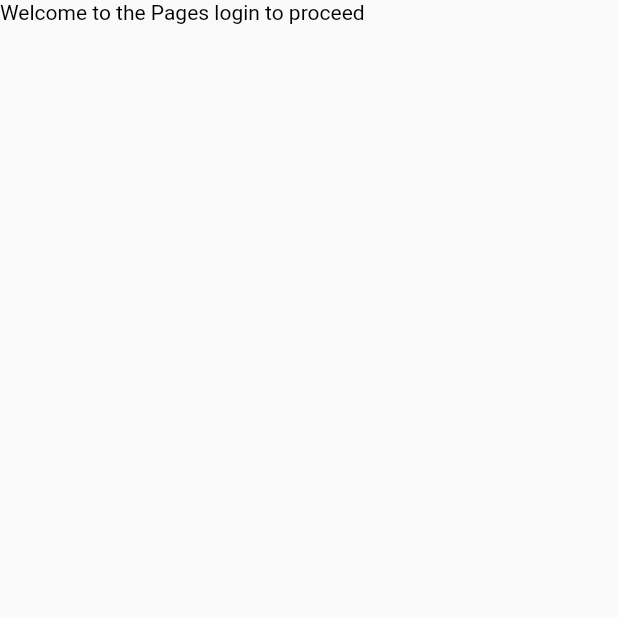
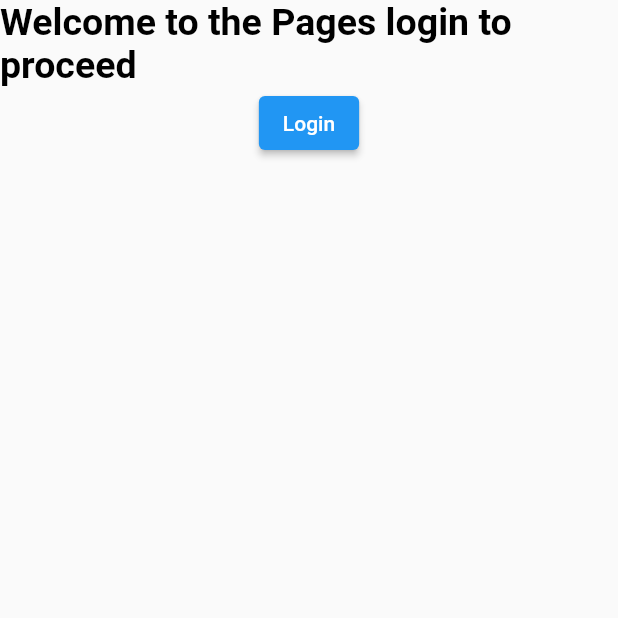
Before and after one commit to vikilinho/go_pages, a Flutter app: the Splash screen opened directly, on a phone screen of 412 x 824 dp, the top half of it. Run offline on Flutter 3.47's test engine with Material 2 defaults, Android fonts, the light colour scheme and no system bars; our stand-ins replace go_router.

Commit message:
splash screen initialised

```diff
--- a/gopages/lib/pages/assesory/constants.dart
+++ b/gopages/lib/pages/assesory/constants.dart
@@ -1,4 +1,6 @@
 import 'package:flutter/material.dart';
 
-var header = const TextStyle(
-    color: Colors.black, fontSize: 25.0, fontWeight: FontWeight.bold);
+var header =
+    TextStyle(color: Colors.black, fontSize: 25.0, fontWeight: FontWeight.bold);
+var body = const TextStyle(
+    color: Colors.black, fontSize: 12, fontWeight: FontWeight.w400);
--- a/gopages/lib/pages/splash_page.dart
+++ b/gopages/lib/pages/splash_page.dart
@@ -1,4 +1,6 @@
 import 'package:flutter/material.dart';
+import 'package:go_router/go_router.dart';
+import 'package:gopages/pages/assesory/constants.dart';
 
 class Splash extends StatefulWidget {
   Splash({Key? key}) : super(key: key);
@@ -13,11 +15,18 @@ class _SplashState extends State<Splash> {
     return Scaffold(
       body: SafeArea(
           child: Column(
+        // ignore: prefer_const_literals_to_create_immutables
         children: [
           const Text(
             "Welcome to the Pages login to proceed",
-            style: TextStyle(color: Colors.black),
-          )
+            style: TextStyle(
+                color: Colors.black,
+                fontSize: 25.0,
+                fontWeight: FontWeight.bold),
+          ),
+          ElevatedButton(
+              onPressed: (() => context.go('/login')),
+              child: const Text("Login"))
         ],
       )),
     );
```
